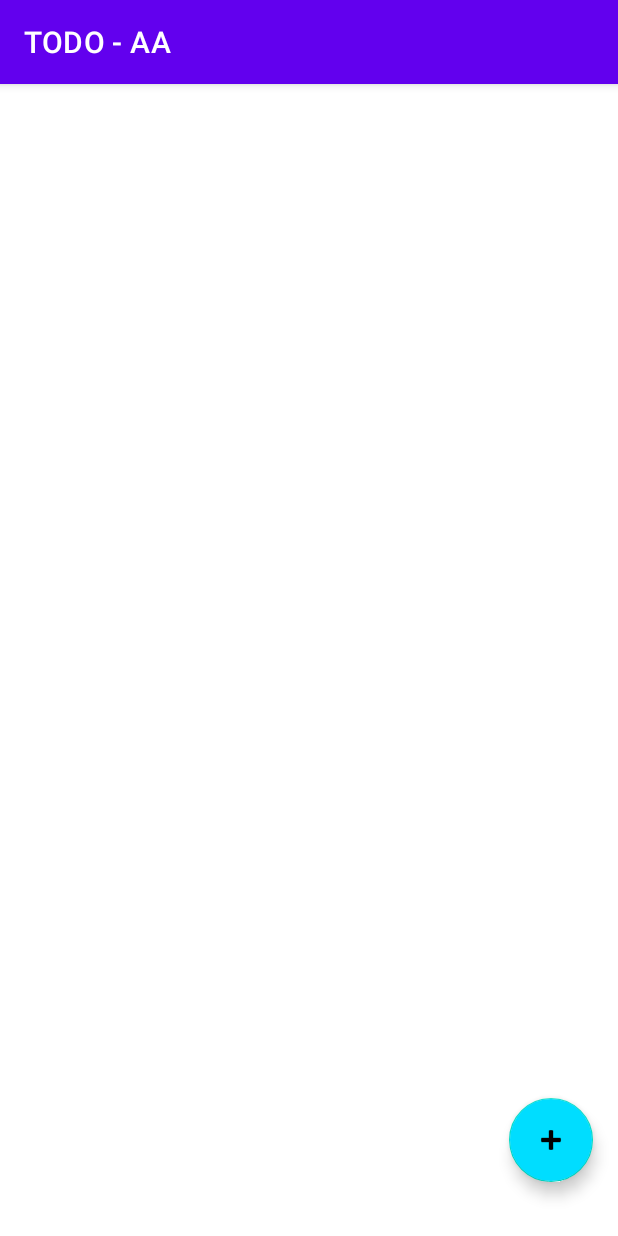
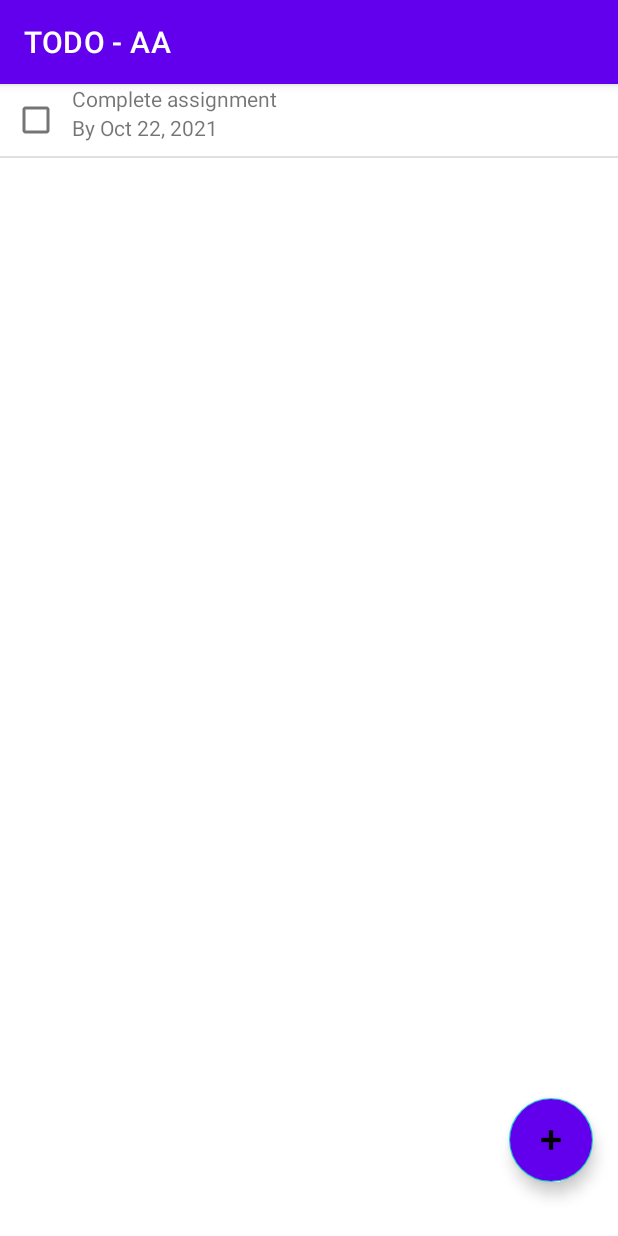
Before and after one commit to apeksha20/CS5520MobileApplicationDevelopment, an Android app: the screen it shows after launch (MainActivity), on a phone screen of 412 x 824 dp. Run offline under Robolectric (Android 15) with nearby library versions, the phone set to English and light mode, and no system bars.

Commit message:
Handled the design of listview on the main page

```diff
--- a/Assignment3/TodoApp/app/src/main/java/edu/neu/madsea/apekshaagarwal/MainActivity.java
+++ b/Assignment3/TodoApp/app/src/main/java/edu/neu/madsea/apekshaagarwal/MainActivity.java
@@ -15,13 +15,11 @@ import android.widget.AdapterView;
 import android.widget.ArrayAdapter;
 import android.widget.CheckBox;
 import android.widget.CompoundButton;
-import android.widget.ListAdapter;
 import android.widget.ListView;
 import android.widget.TextView;
 
 import java.text.ParseException;
 import java.text.SimpleDateFormat;
-import java.util.ArrayList;
 import java.util.Date;
 
 public class MainActivity extends AppCompatActivity {
@@ -70,6 +68,14 @@ public class MainActivity extends AppCompatActivity {
             }
         };
         listViewItems.setAdapter(itemsAdapter);
+        try {
+            Task task = new Task("Complete assignment", "Complete MAD assignment",
+                    "High Priority", new Date("10/22/2021"));
+            data.addTask(task);
+        } catch (ParseException e) {
+            e.printStackTrace();
+        }
+
     }
 
     public void addTask(View view) {
--- a/Assignment3/TodoApp/app/src/main/res/layout/activity_main.xml
+++ b/Assignment3/TodoApp/app/src/main/res/layout/activity_main.xml
@@ -11,7 +11,7 @@
         android:layout_width="wrap_content"
         android:layout_height="wrap_content"
         android:layout_marginBottom="36dp"
-        android:backgroundTint="@android:color/holo_blue_bright"
+        android:backgroundTint="?android:attr/colorEdgeEffect"
         android:clickable="true"
         android:onClick="addTask"
         app:layout_constraintBottom_toBottomOf="parent"
--- a/Assignment3/TodoApp/app/src/main/res/layout/listview_item.xml
+++ b/Assignment3/TodoApp/app/src/main/res/layout/listview_item.xml
@@ -3,26 +3,31 @@
     android:layout_width="match_parent"
     android:layout_height="match_parent"
     android:descendantFocusability="blocksDescendants"
-    android:orientation="vertical">
+    android:orientation="horizontal">
+
+    <CheckBox
+        android:id="@+id/checkbox"
+        android:layout_width="wrap_content"
+        android:layout_height="wrap_content"
+        android:gravity="center_vertical"
+        android:text="" />
 
     <LinearLayout
         android:layout_width="match_parent"
-        android:layout_height="match_parent"
-        android:orientation="horizontal">
-        <CheckBox
-            android:id="@+id/checkbox"
-            android:text=""
-            android:layout_width="wrap_content"
-            android:layout_height="wrap_content" />
+        android:layout_height="wrap_content"
+        android:orientation="vertical">
+
         <TextView
             android:id="@+id/title"
             android:layout_width="wrap_content"
             android:layout_height="wrap_content"
-            android:text=""/>
+            android:hint="Task title" />
+        <TextView
+            android:id="@+id/deadline"
+            android:layout_width="wrap_content"
+            android:layout_height="wrap_content"
+            android:hint="Task deadline" />
     </LinearLayout>
-    <TextView
-        android:id="@+id/deadline"
-        android:layout_width="wrap_content"
-        android:layout_height="wrap_content"
-        android:text=""/>
+
+
 </LinearLayout>
```
